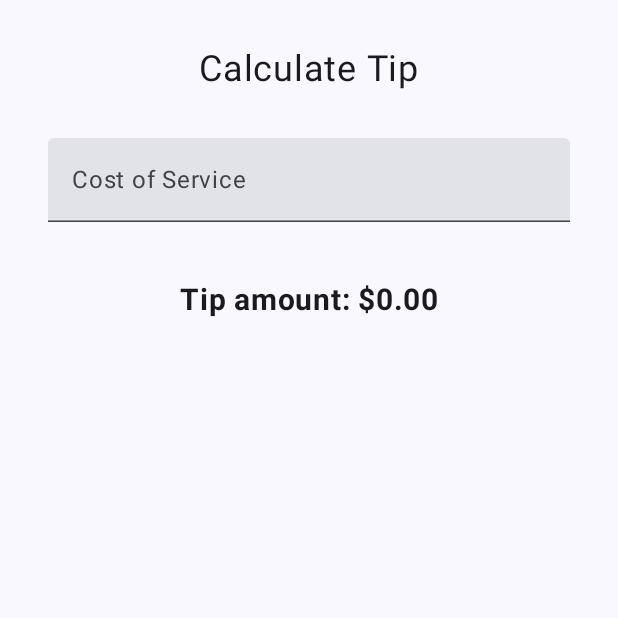
After one commit to imsyf/AndroidBasicsWithCompose, an Android app built with Jetpack Compose: the Unit2Pathway3Codelab1TipTime screen opened directly, with no data from a screen before it, on a phone screen of 412 x 824 dp, the top half of it. The commit adds this screen. Run offline under Robolectric (Android 15) with nearby library versions, the phone set to English and light mode, and no system bars.

Commit message:
Unit 2 Pathway 3 Codelab 1: Tip Time

```diff
--- /dev/null
+++ b/app/src/main/java/com/posebasics/app/demo/Unit2Pathway3Codelab1TipTime.kt
@@ -0,0 +1,120 @@
+package com.posebasics.app.demo
+
+import android.os.Bundle
+import androidx.activity.ComponentActivity
+import androidx.activity.compose.setContent
+import androidx.compose.foundation.layout.Arrangement
+import androidx.compose.foundation.layout.Column
+import androidx.compose.foundation.layout.Spacer
+import androidx.compose.foundation.layout.fillMaxSize
+import androidx.compose.foundation.layout.fillMaxWidth
+import androidx.compose.foundation.layout.height
+import androidx.compose.foundation.layout.padding
+import androidx.compose.foundation.text.KeyboardOptions
+import androidx.compose.material3.ExperimentalMaterial3Api
+import androidx.compose.material3.MaterialTheme
+import androidx.compose.material3.Surface
+import androidx.compose.material3.Text
+import androidx.compose.material3.TextField
+import androidx.compose.runtime.Composable
+import androidx.compose.runtime.getValue
+import androidx.compose.runtime.mutableStateOf
+import androidx.compose.runtime.remember
+import androidx.compose.runtime.setValue
+import androidx.compose.ui.Alignment
+import androidx.compose.ui.Modifier
+import androidx.compose.ui.res.stringResource
+import androidx.compose.ui.text.font.FontWeight
+import androidx.compose.ui.text.input.KeyboardType
+import androidx.compose.ui.tooling.preview.Preview
+import androidx.compose.ui.unit.dp
+import androidx.compose.ui.unit.sp
+import com.posebasics.app.R
+import com.posebasics.app.demo.theme.DefaultTheme
+import java.text.NumberFormat
+import java.util.Locale
+
+class Unit2Pathway3Codelab1TipTime : ComponentActivity() {
+
+    override fun onCreate(savedInstanceState: Bundle?) {
+        super.onCreate(savedInstanceState)
+        setContent {
+            DefaultTheme {
+                // A surface container using the 'background' color from the theme
+                Surface(
+                    modifier = Modifier.fillMaxSize(),
+                    color = MaterialTheme.colorScheme.background
+                ) {
+                    TipTimeScreen()
+                }
+            }
+        }
+    }
+}
+
+@Composable
+private fun TipTimeScreen(
+    modifier: Modifier = Modifier,
+) {
+    var amountInput by remember { mutableStateOf("") }
+
+    val amount = amountInput.toDoubleOrNull() ?: 0.0
+    val tip = calculateTip(amount)
+
+    Column(
+        verticalArrangement = Arrangement.spacedBy(8.dp),
+        modifier = modifier.padding(32.dp),
+    ) {
+        Text(
+            text = stringResource(R.string.calculate_tip),
+            fontSize = 24.sp,
+            modifier = Modifier.align(Alignment.CenterHorizontally),
+        )
+        Spacer(modifier = Modifier.height(16.dp))
+        EditNumberField(
+            value = amountInput,
+            onValueChange = { amountInput = it }
+        )
+        Spacer(modifier = Modifier.height(24.dp))
+        Text(
+            text = stringResource(R.string.tip_amount, tip),
+            fontSize = 20.sp,
+            fontWeight = FontWeight.Bold,
+            modifier = Modifier.align(Alignment.CenterHorizontally),
+        )
+    }
+}
+
+@OptIn(ExperimentalMaterial3Api::class)
+@Composable
+private fun EditNumberField(
+    value: String,
+    onValueChange: (String) -> Unit,
+) {
+    TextField(
+        value = value,
+        onValueChange = onValueChange,
+        label = {
+            Text(text = stringResource(R.string.cost_of_service))
+        },
+        singleLine = true,
+        keyboardOptions = KeyboardOptions(keyboardType = KeyboardType.Number),
+        modifier = Modifier.fillMaxWidth(),
+    )
+}
+
+private fun calculateTip(
+    amount: Double,
+    tipPercent: Double = 15.0
+): String {
+    val tip = tipPercent / 100 * amount
+    return NumberFormat.getCurrencyInstance(Locale.US).format(tip)
+}
+
+@Preview(showBackground = true)
+@Composable
+private fun DefaultPreview() {
+    DefaultTheme {
+        TipTimeScreen()
+    }
+}
--- a/app/src/main/res/navigation/nav_graph.xml
+++ b/app/src/main/res/navigation/nav_graph.xml
@@ -110,4 +110,9 @@
         android:name="com.posebasics.app.demo.Unit2Pathway2Practice1Lemonade"
         android:label="@string/lemonade" />
 
+    <activity
+        android:id="@+id/u2p3c1_tiptime"
+        android:name="com.posebasics.app.demo.Unit2Pathway3Codelab1TipTime"
+        android:label="@string/tip_time" />
+
 </navigation>
--- a/app/src/main/res/values/strings.xml
+++ b/app/src/main/res/values/strings.xml
@@ -22,4 +22,8 @@
     <string name="lemon2">Keep tapping the lemon to squeeze it</string>
     <string name="lemon3">Tap the lemonade to drink it</string>
     <string name="lemon4">Tap the empty glass to start again</string>
+    <string name="calculate_tip">Calculate Tip</string>
+    <string name="tip_time">Tip Time</string>
+    <string name="tip_amount">Tip amount: %s</string>
+    <string name="cost_of_service">Cost of Service</string>
 </resources>
```
Also changed, not shown: app/src/main/AndroidManifest.xml (+8 -0 lines), app/src/main/java/com/posebasics/app/data/Store.kt (+8 -1 lines).
